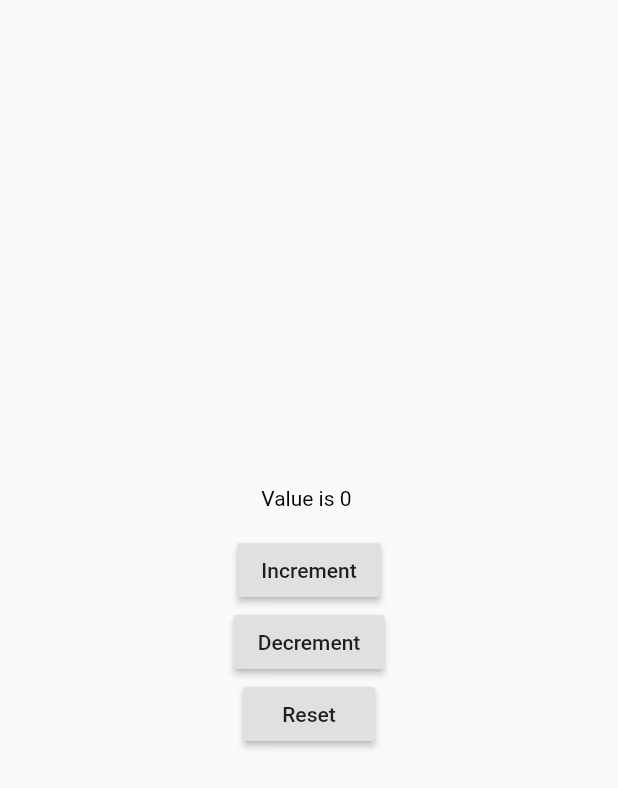
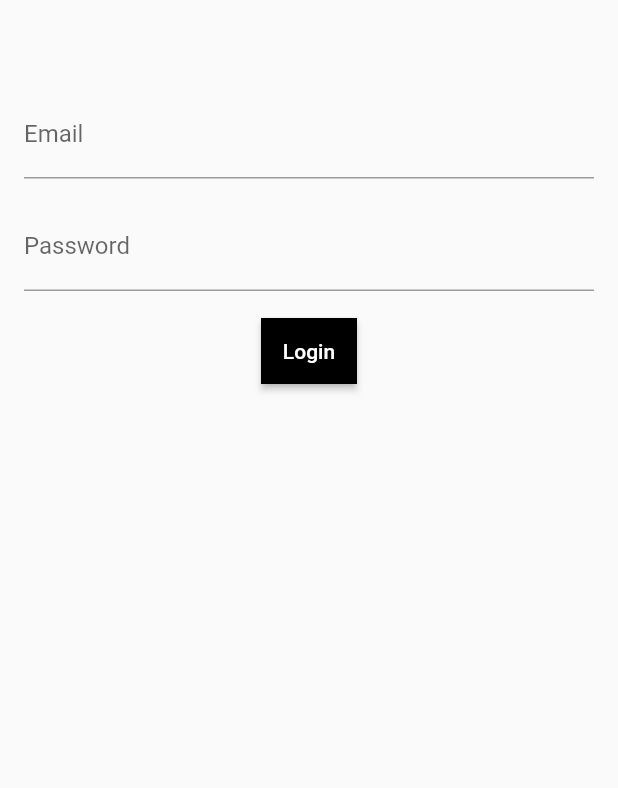
Before and after one commit to dhanrajVerma/rikant_getxDemo, a Flutter app: the screen it shows after launch, on a phone screen of 412 x 824 dp. Shown: the top 788 px of the screen. Run offline on Flutter 3.47's test engine with Material 2 defaults, Android fonts, the phone set to English and light mode, and no system bars; our stand-ins replace get.

Commit message:
first commit

```diff
--- /dev/null
+++ b/lib/controller/validation_controller.dart
@@ -0,0 +1,45 @@
+import 'package:flutter/material.dart';
+import 'package:get/get.dart';
+
+class HomeController extends GetxController {
+  final GlobalKey<FormState> loginFormKey = GlobalKey<FormState>();
+
+  late TextEditingController emailController, passwordController;
+  var email = '';
+  var password = '';
+  @override
+  void onInit() {
+    super.onInit();
+    emailController = TextEditingController();
+    passwordController = TextEditingController();
+  }
+
+
+  @override
+  void onClose() {
+    emailController.dispose();
+    passwordController.dispose();
+  }
+
+  String? validateEmail(String value) {
+    if (!GetUtils.isEmail(value)) {
+      return "Provide valid Email";
+    }
+    return null;
+  }
+
+  String? validatePassword(String value) {
+    if (value.length < 5) {
+      return "Password must be of 5 characters";
+    }
+    return null;
+  }
+
+  void checkLogin() {
+    final isValid = loginFormKey.currentState!.validate();
+    if (!isValid) {
+      return;
+    }
+    loginFormKey.currentState!.save();
+  }
+}
--- a/lib/main.dart
+++ b/lib/main.dart
@@ -1,7 +1,8 @@
 import 'package:flutter/material.dart';
 import 'package:get/get.dart';
 import 'package:getbuilder/controller/my_controller.dart';
-import 'package:getbuilder/screen.dart';
+
+import 'package:getbuilder/validation.dart';
 
 void main() {
   runApp(MyApp());
@@ -12,8 +13,9 @@ class MyApp extends StatelessWidget {
   MyController controller = Get.put(MyController());
   @override
   Widget build(BuildContext context) {
-    return const GetMaterialApp(
+    return  GetMaterialApp(
+
         debugShowCheckedModeBanner: false,
-        home: Screen());
+        home: HomeScreen());
   }
 }
--- a/lib/screen.dart
+++ /dev/null
@@ -1,54 +0,0 @@
-import 'package:flutter/cupertino.dart';
-import 'package:flutter/material.dart';
-import 'package:get/get_core/src/get_main.dart';
-import 'package:get/get_instance/src/extension_instance.dart';
-import 'package:get/get_state_manager/src/simple/get_state.dart';
-
-import 'controller/my_controller.dart';
-
-class Screen  extends StatelessWidget {
-  const Screen({Key? key}) : super(key: key);
-
-  @override
-  Widget build(BuildContext context) {
-    return Scaffold(
-
-          body: Center(
-            child: Column(
-              mainAxisAlignment: MainAxisAlignment.center,
-              crossAxisAlignment: CrossAxisAlignment.center,
-              children: <Widget>[
-                GetBuilder<MyController>(
-                    init: MyController(),
-                    initState: (_){
-                      print('Getbuilder state initializing');
-                    },
-                    builder: (controller) {
-                      return Text("Value is ${controller.count} ",
-                          style: TextStyle(color: Colors.black));
-                    }),
-                SizedBox(
-                  height: 16,
-                ),
-                RaisedButton(
-                  onPressed: Get.find<MyController>().increment,
-                  child: Text("Increment"),
-                ),
-                RaisedButton(
-                  onPressed: Get.find<MyController>().decrement,
-                  child: Text("Decrement"),
-                ),
-                RaisedButton(
-                  onPressed: Get.find<MyController>().reset,
-                  child: Text("Reset"),
-                ),
-
-
-//               Text("Count value"),
-// FlatButton(color:Colors.black,onPressed:(){}, child: Text("Increment the value",style: TextStyle(color: Colors.),)
-              ],
-            ),
-          ),
-    );
-  }
-}
--- /dev/null
+++ b/lib/validation.dart
@@ -0,0 +1,96 @@
+
+import 'package:flutter/material.dart';
+import 'package:get/get.dart';
+import 'package:getbuilder/screen2.dart';
+import 'controller/validation_controller.dart';
+
+class HomeScreen extends StatelessWidget {
+   HomeScreen({Key? key}) : super(key: key);
+
+HomeController controller=Get.put(HomeController());
+  @override
+  Widget build(BuildContext context) {
+
+    return Scaffold(
+      body: SafeArea(
+        child: Container(
+          margin: const EdgeInsets.only(top: 60, left: 16, right: 16),
+          width: context.width,
+          height: context.height,
+          child: SingleChildScrollView(
+            child: Form(
+              key: controller.loginFormKey,
+              autovalidateMode: AutovalidateMode.onUserInteraction,
+              child: Column(
+                children: [
+                  TextFormField(
+                    decoration: const InputDecoration(
+
+                      labelText: "Email",
+
+                    ),
+                    keyboardType: TextInputType.emailAddress,
+                    controller: controller.emailController,
+                    onSaved: (value) {
+                      controller.email = value!;
+                    },
+                    validator: (value) {
+                      return controller.validateEmail(value!);
+                    },
+                  ),
+                  const SizedBox(
+                    height: 16,
+                  ),
+                  TextFormField(
+                    decoration: const InputDecoration(
+                      labelText: "Password",
+
+                    ),
+                    keyboardType: TextInputType.visiblePassword,
+                    obscureText: true,
+                    controller: controller.passwordController,
+                    onSaved: (value) {
+                      controller.password = value!;
+                    },
+                    validator: (value) {
+                      return controller.validatePassword(value!);
+                    },
+                  ),
+                  const SizedBox(
+                    height: 16,
+                  ),
+                  ElevatedButton(
+                    style: ButtonStyle(
+                      shape: MaterialStateProperty.all(
+                        RoundedRectangleBorder(
+                          borderRadius: BorderRadius.circular(0),
+                        ),
+                      ),
+                      backgroundColor:
+                      MaterialStateProperty.all(Colors.black),
+                      padding: MaterialStateProperty.all(const EdgeInsets.all(14)),
+                    ),
+                    child: const Text(
+                      "Login",
+                      style: TextStyle(fontSize: 14, color: Colors.white),
+                    ),
+                    onPressed: () {
+                      if (controller.loginFormKey.currentState!.validate()) {
+
+                        Get.to(const Screen2());
+                      }
+                      // controller.checkLogin();
+                    },
+                  ),
+                  const SizedBox(
+                    height: 16,
+                  ),
+                ],
+              ),
+            ),
+          ),
+        ),
+      ),
+    );
+  }
+}
```
Also changed, not shown: lib/screen2.dart (added, +54 -0 lines).
